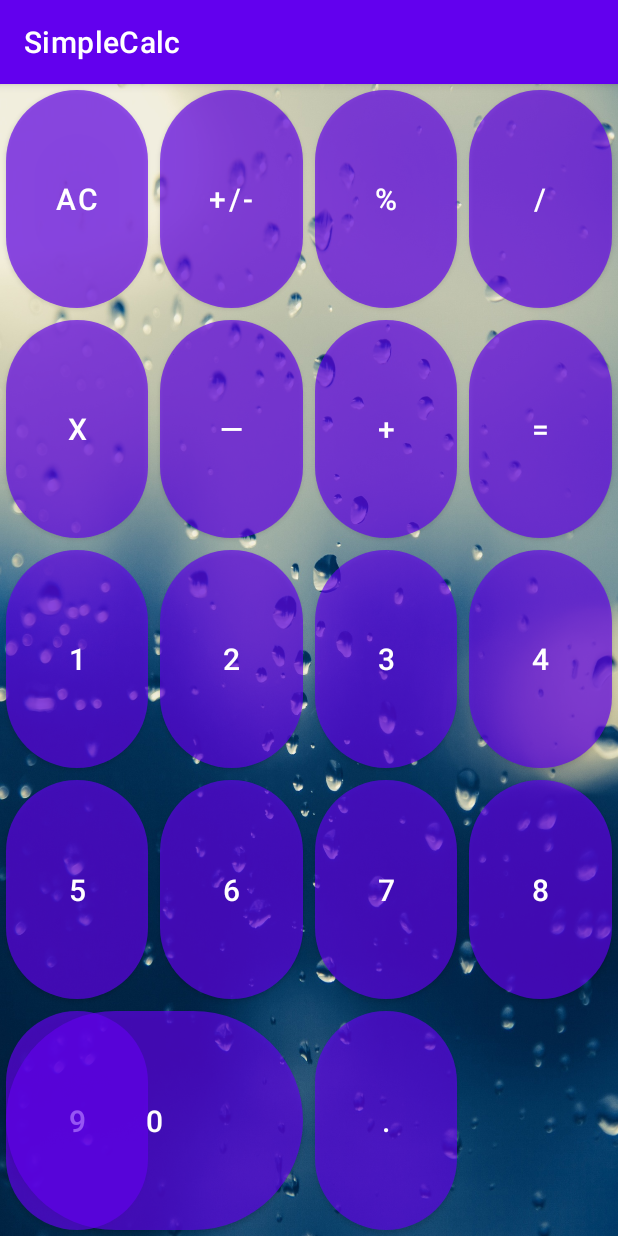
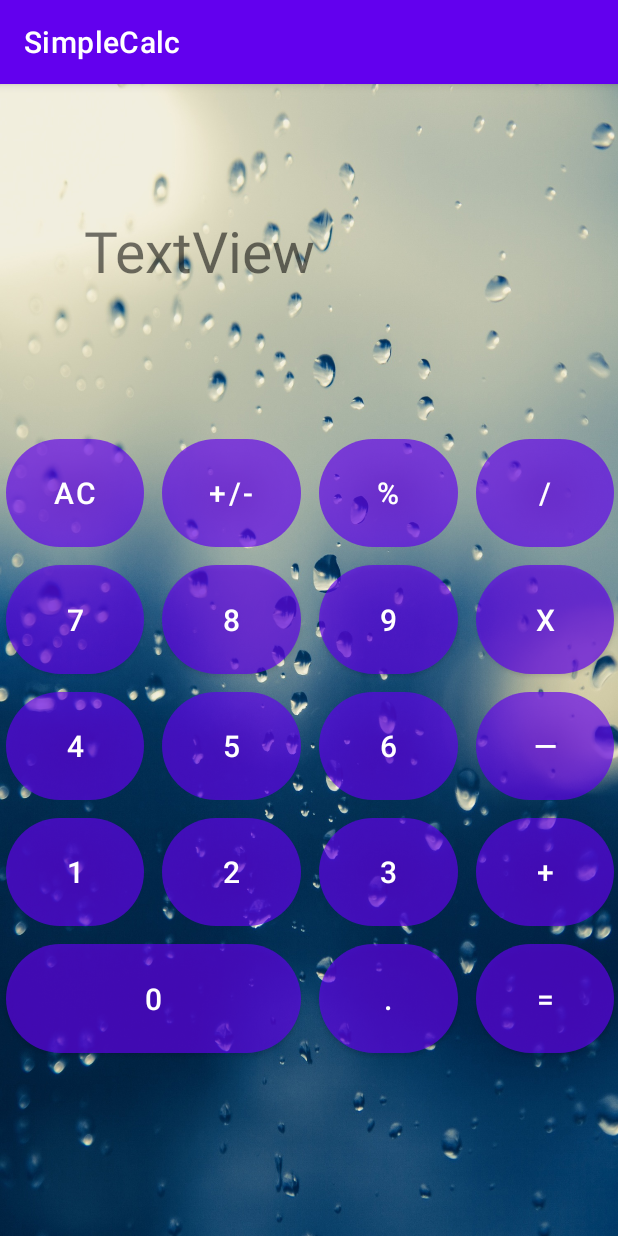
Before and after one commit to andrespin/SimpleCalc, an Android app: the screen it shows after launch (MainActivity), on a phone screen of 412 x 824 dp. Run offline under Robolectric (Android 15) with nearby library versions, the phone set to English and light mode, and no system bars.

Commit message:
interface for calc prepared

```diff
--- a/app/src/main/res/layout/activity_main.xml
+++ b/app/src/main/res/layout/activity_main.xml
@@ -5,22 +5,48 @@
     android:layout_width="match_parent"
     android:layout_height="match_parent"
     android:layout_gravity="bottom"
-
     tools:context=".MainActivity">
 
 
-
     <ImageView
+        android:id="@+id/imageView"
+        android:layout_width="match_parent"
         android:layout_height="match_parent"
-        android:layout_width="match_parent"
         android:scaleType="fitXY"
-        android:src="@drawable/back_4_calc"/>
-
-    <include
-        layout="@layout/buttons_for_calc"
-        android:layout_width="match_parent"
-        android:layout_height="match_parent" />
+        android:src="@drawable/back_4_calc"
+        tools:layout_editor_absoluteX="-25dp"
+        tools:layout_editor_absoluteY="0dp" />
 
 
 
+
+    <androidx.constraintlayout.widget.Guideline
+        android:id="@+id/guideline"
+        android:layout_width="wrap_content"
+        android:layout_height="wrap_content"
+        android:orientation="horizontal"
+        app:layout_constraintGuide_percent="0.3"
+        />
+
+    <include
+        android:id="@+id/include"
+        layout="@layout/buttons_for_calc"
+        android:layout_width="417dp"
+        android:layout_height="421dp"
+        app:layout_constraintEnd_toEndOf="parent"
+        app:layout_constraintStart_toStartOf="parent"
+        app:layout_constraintTop_toTopOf="@+id/guideline" />
+
+    <TextView
+        android:id="@+id/textView"
+        android:layout_width="300dp"
+        android:layout_height="60dp"
+        android:text="TextView"
+        android:textSize="38sp"
+        app:layout_constraintBottom_toTopOf="@+id/include"
+        app:layout_constraintEnd_toEndOf="parent"
+        app:layout_constraintStart_toStartOf="parent"
+        app:layout_constraintTop_toTopOf="@+id/imageView" />
+
+
 </androidx.constraintlayout.widget.ConstraintLayout>
--- a/app/src/main/res/layout/buttons_for_calc.xml
+++ b/app/src/main/res/layout/buttons_for_calc.xml
@@ -11,6 +11,7 @@
         android:layout_height = "match_parent"
         android:layout_gravity = "center"
         android:columnCount="4"
+        android:rowCount="5"
         android:columnOrderPreserved="true"
         android:orientation="horizontal">
 
@@ -19,15 +20,15 @@
             android:id="@+id/buttonac"
             android:layout_width="wrap_content"
             android:layout_height="wrap_content"
+
             android:layout_rowWeight="1"
+            android:layout_column="0"
+            android:layout_row="0"
             android:layout_columnWeight="1"
-
             android:layout_margin="@dimen/dimensionbetweenbuttons"
             android:background="@drawable/rounded_button"
             android:text="AC"
-            android:textSize="@dimen/button_text"
-            />
-
+            android:textSize="@dimen/button_text" />
 
         <Button
             android:id="@+id/buttonplusminus"
@@ -35,6 +36,8 @@
             android:layout_height="wrap_content"
             android:layout_rowWeight="1"
             android:layout_columnWeight="1"
+            android:layout_column="1"
+            android:layout_row="0"
             android:layout_margin="@dimen/dimensionbetweenbuttons"
             android:background="@drawable/rounded_button"
             android:text="+/-"
@@ -49,6 +52,8 @@
             android:layout_height="wrap_content"
             android:layout_rowWeight="1"
             android:layout_columnWeight="1"
+            android:layout_column="2"
+            android:layout_row="0"
             android:layout_margin="@dimen/dimensionbetweenbuttons"
             android:background="@drawable/rounded_button"
             android:text="%"
@@ -63,6 +68,8 @@
             android:layout_height="wrap_content"
             android:layout_rowWeight="1"
             android:layout_columnWeight="1"
+            android:layout_column="3"
+            android:layout_row="0"
             android:layout_margin="@dimen/dimensionbetweenbuttons"
             android:background="@drawable/rounded_button"
             android:text="/"
@@ -78,6 +85,8 @@
             android:layout_height="wrap_content"
             android:layout_rowWeight="1"
             android:layout_columnWeight="1"
+            android:layout_column="3"
+            android:layout_row="1"
             android:layout_margin="@dimen/dimensionbetweenbuttons"
             android:background="@drawable/rounded_button"
             android:text="x"
@@ -92,6 +101,8 @@
             android:layout_height="wrap_content"
             android:layout_rowWeight="1"
             android:layout_columnWeight="1"
+            android:layout_column="3"
+            android:layout_row="2"
             android:layout_margin="@dimen/dimensionbetweenbuttons"
             android:background="@drawable/rounded_button"
             android:text="—"
@@ -106,14 +117,13 @@
             android:layout_height="wrap_content"
             android:layout_rowWeight="1"
             android:layout_columnWeight="1"
+            android:layout_column="3"
+            android:layout_row="3"
             android:layout_margin="@dimen/dimensionbetweenbuttons"
             android:background="@drawable/rounded_button"
             android:text="+"
             android:textSize="@dimen/button_text"
             />
-
-
-
 
         <Button
             android:id="@+id/buttonequals"
@@ -121,7 +131,8 @@
             android:layout_height="wrap_content"
             android:layout_rowWeight="1"
             android:layout_columnWeight="1"
-
+            android:layout_column="3"
+            android:layout_row="4"
             android:layout_margin="@dimen/dimensionbetweenbuttons"
             android:background="@drawable/rounded_button"
             android:text="="
@@ -137,6 +148,8 @@
             android:layout_columnSpan="1"
             android:layout_columnWeight="1"
             android:layout_rowWeight="1"
+            android:layout_column="0"
+            android:layout_row="3"
             android:layout_margin="@dimen/dimensionbetweenbuttons"
             android:textSize="@dimen/button_text"
             android:background="@drawable/rounded_button"
@@ -149,6 +162,8 @@
             android:text="2"
             android:layout_columnWeight="1"
             android:layout_rowWeight="1"
+            android:layout_column="1"
+            android:layout_row="3"
             android:background="@drawable/rounded_button"
             android:layout_margin="@dimen/dimensionbetweenbuttons"
             android:textSize="@dimen/button_text" />
@@ -160,6 +175,8 @@
             android:text="3"
             android:layout_columnWeight="1"
             android:layout_rowWeight="1"
+            android:layout_column="2"
+            android:layout_row="3"
             android:background="@drawable/rounded_button"
             android:layout_margin="@dimen/dimensionbetweenbuttons"
             android:textSize="@dimen/button_text" />
@@ -171,6 +188,8 @@
             android:text="4"
             android:layout_columnWeight="1"
             android:layout_rowWeight="1"
+            android:layout_column="0"
+            android:layout_row="2"
             android:background="@drawable/rounded_button"
             android:layout_margin="@dimen/dimensionbetweenbuttons"
             android:textSize="@dimen/button_text" />
@@ -184,6 +203,8 @@
             android:text="5"
             android:layout_columnWeight="1"
             android:layout_rowWeight="1"
+            android:layout_column="1"
+            android:layout_row="2"
             android:background="@drawable/rounded_button"
             android:layout_margin="@dimen/dimensionbetweenbuttons"
             android:textSize="@dimen/button_text" />
@@ -195,6 +216,8 @@
             android:text="6"
             android:layout_columnWeight="1"
             android:layout_rowWeight="1"
+            android:layout_column="2"
+            android:layout_row="2"
             android:background="@drawable/rounded_button"
             android:layout_margin="@dimen/dimensionbetweenbuttons"
             android:textSize="@dimen/button_text" />
@@ -207,6 +230,8 @@
             android:text="7"
             android:layout_columnWeight="1"
             android:layout_rowWeight="1"
+            android:layout_column="0"
+            android:layout_row="1"
             android:background="@drawable/rounded_button"
             android:layout_margin="@dimen/dimensionbetweenbuttons"
             android:textSize="@dimen/button_text" />
@@ -218,6 +243,8 @@
             android:text="8"
             android:layout_columnWeight="1"
             android:layout_rowWeight="1"
+            android:layout_column="1"
+            android:layout_row="1"
             android:background="@drawable/rounded_button"
             android:layout_margin="@dimen/dimensionbetweenbuttons"
             android:textSize="@dimen/button_text" />
@@ -229,6 +256,8 @@
             android:text="9"
             android:layout_columnWeight="1"
             android:layout_rowWeight="1"
+            android:layout_column="2"
+            android:layout_row="1"
             android:background="@drawable/rounded_button"
             android:layout_margin="@dimen/dimensionbetweenbuttons"
             android:textSize="@dimen/button_text" />
@@ -247,10 +276,7 @@
             android:layout_margin="@dimen/dimensionbetweenbuttons"
             android:textSize="@dimen/button_text" />
 
-        <!--
-            android:layout_row="3"
-            android:layout_column="0"
-        -->
+
 
         <Button
             android:id="@+id/buttonpoint"
--- a/app/src/main/res/values/dimens.xml
+++ b/app/src/main/res/values/dimens.xml
@@ -2,5 +2,5 @@
 <resources>
 
     <dimen name="button_text">20sp</dimen>
-    <dimen name="dimensionbetweenbuttons">4dp</dimen>
+    <dimen name="dimensionbetweenbuttons">6dp</dimen>
 </resources>
```
